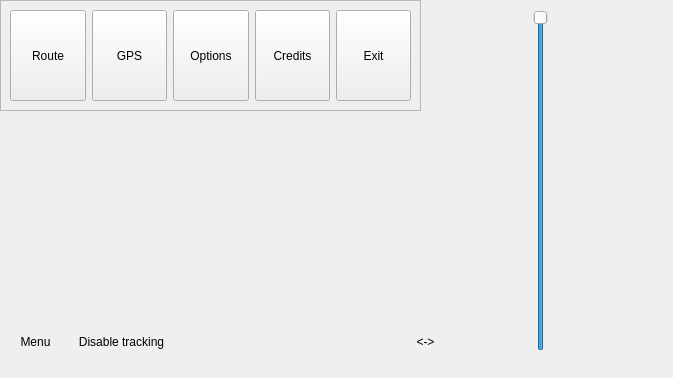
First picture: the form in Pilocik/navigationwindow.ui, repository dotevo/Pilocik, before the edit.
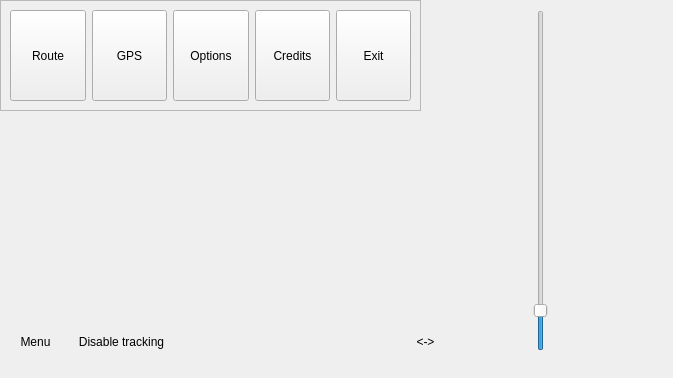
Second picture: the form after the edit. Custom widgets are drawn as their Qt base class.

```diff
--- a/Pilocik/navigationwindow.ui
+++ b/Pilocik/navigationwindow.ui
@@ -454,7 +454,7 @@
       <number>10</number>
      </property>
      <property name="maximum">
-      <number>10000</number>
+      <number>100000</number>
      </property>
      <property name="singleStep">
       <number>10</number>
```
